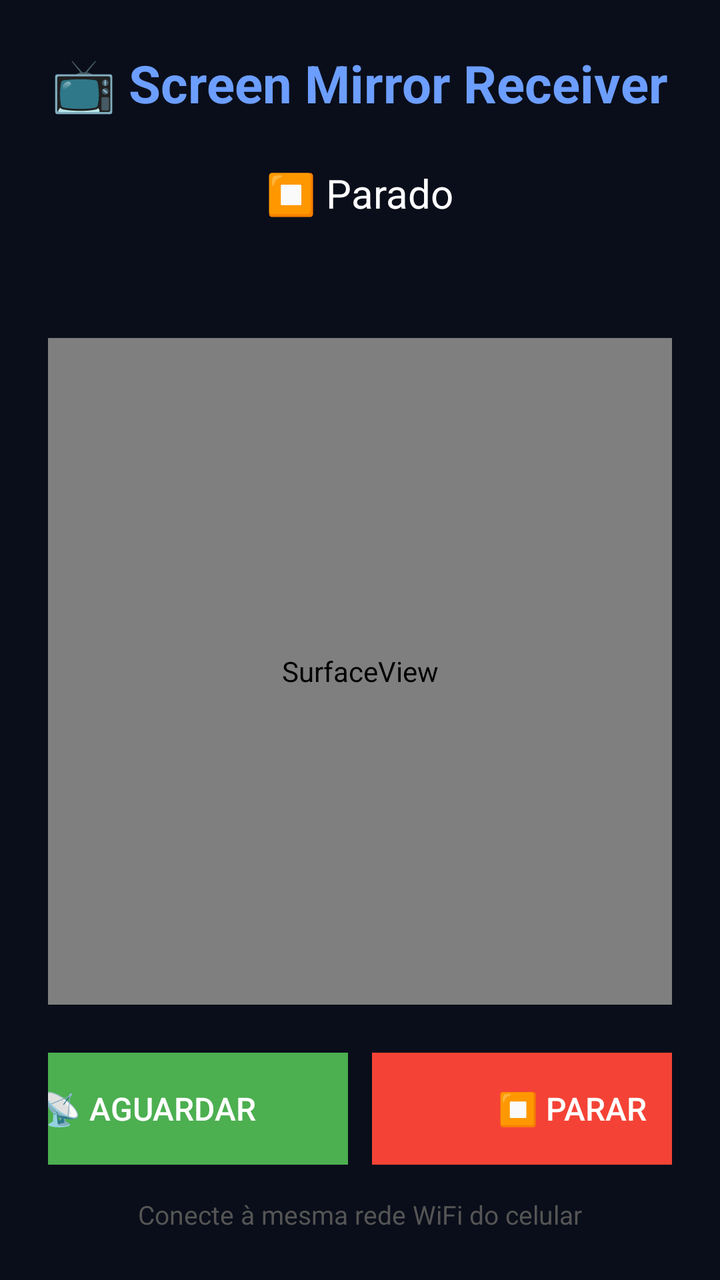
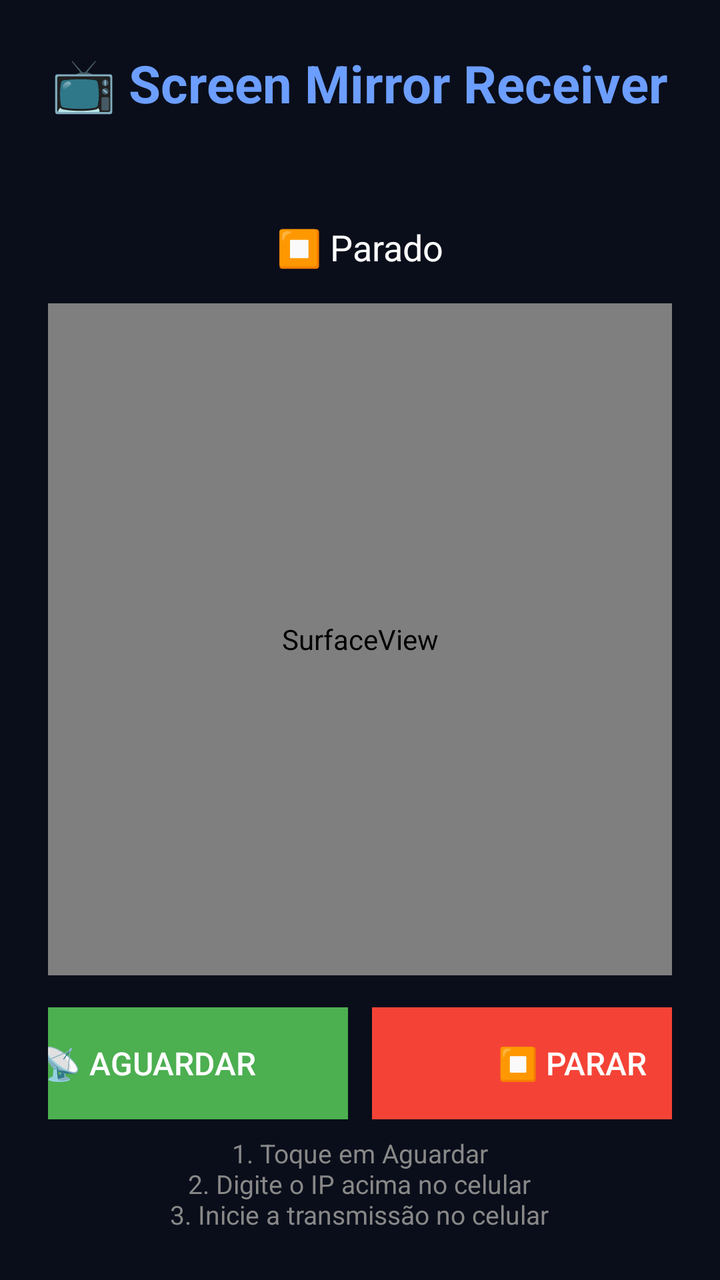

Two renders of the same Android screen: before a commit and after it. Below are the layout's source before the change and the commit's diff.
<!-- AndroidManifest.xml: application theme Theme.AppCompat.NoActionBar -->
<!-- res/layout/activity_main.xml -->
<?xml version="1.0" encoding="utf-8"?>
<LinearLayout xmlns:android="http://schemas.android.com/apk/res/android"
    android:layout_width="match_parent"
    android:layout_height="match_parent"
    android:orientation="vertical"
    android:padding="24dp"
    android:background="#0A0E1A">

    <TextView
        android:layout_width="wrap_content"
        android:layout_height="wrap_content"
        android:text="📺 Screen Mirror Receiver"
        android:textColor="#6C9EFF"
        android:textSize="26sp"
        android:textStyle="bold"
        android:layout_gravity="center"
        android:layout_marginBottom="24dp" />

    <TextView
        android:id="@+id/tvStatus"
        android:layout_width="wrap_content"
        android:layout_height="wrap_content"
        android:text="⏹️ Parado"
        android:textColor="#FFFFFF"
        android:textSize="20sp"
        android:layout_gravity="center"
        android:layout_marginBottom="16dp" />

    <TextView
        android:id="@+id/tvInfo"
        android:layout_width="wrap_content"
        android:layout_height="wrap_content"
        android:text=""
        android:textColor="#888888"
        android:textSize="14sp"
        android:layout_gravity="center"
        android:layout_marginBottom="24dp"
        android:lineSpacingExtra="4dp" />

    <SurfaceView
        android:id="@+id/surfaceView"
        android:layout_width="match_parent"
        android:layout_height="0dp"
        android:layout_weight="1"
        android:layout_marginBottom="24dp" />

    <LinearLayout
        android:layout_width="match_parent"
        android:layout_height="wrap_content"
        android:orientation="horizontal"
        android:gravity="center"
        android:layout_marginBottom="16dp">

        <Button
            android:id="@+id/btnStart"
            android:layout_width="200dp"
            android:layout_height="56dp"
            android:text="📡 Aguardar"
            android:textSize="16sp"
            android:background="#4CAF50"
            android:textColor="#FFFFFF"
            android:layout_marginEnd="12dp" />

        <Button
            android:id="@+id/btnStop"
            android:layout_width="200dp"
            android:layout_height="56dp"
            android:text="⏹️ Parar"
            android:textSize="16sp"
            android:background="#F44336"
            android:textColor="#FFFFFF" />

    </LinearLayout>

    <TextView
        android:layout_width="wrap_content"
        android:layout_height="wrap_content"
        android:text="Conecte à mesma rede WiFi do celular"
        android:textColor="#555555"
        android:textSize="13sp"
        android:layout_gravity="center" />

</LinearLayout>
<!-- resources referenced by this layout -->
<resources>

</resources>

<!-- the commit's change to res/layout/activity_main.xml (unified diff, before → after) -->
@@ -14,7 +14,19 @@
         android:textSize="26sp"
         android:textStyle="bold"
         android:layout_gravity="center"
-        android:layout_marginBottom="24dp" />
+        android:layout_marginBottom="16dp" />
+
+    <TextView
+        android:id="@+id/tvInfo"
+        android:layout_width="wrap_content"
+        android:layout_height="wrap_content"
+        android:text=""
+        android:textColor="#6C9EFF"
+        android:textSize="18sp"
+        android:layout_gravity="center"
+        android:layout_marginBottom="12dp"
+        android:lineSpacingExtra="4dp"
+        android:textStyle="bold" />
 
     <TextView
         android:id="@+id/tvStatus"
@@ -22,34 +34,23 @@
         android:layout_height="wrap_content"
         android:text="⏹️ Parado"
         android:textColor="#FFFFFF"
-        android:textSize="20sp"
+        android:textSize="18sp"
         android:layout_gravity="center"
         android:layout_marginBottom="16dp" />
-
-    <TextView
-        android:id="@+id/tvInfo"
-        android:layout_width="wrap_content"
-        android:layout_height="wrap_content"
-        android:text=""
-        android:textColor="#888888"
-        android:textSize="14sp"
-        android:layout_gravity="center"
-        android:layout_marginBottom="24dp"
-        android:lineSpacingExtra="4dp" />
 
     <SurfaceView
         android:id="@+id/surfaceView"
         android:layout_width="match_parent"
         android:layout_height="0dp"
         android:layout_weight="1"
-        android:layout_marginBottom="24dp" />
+        android:layout_marginBottom="16dp" />
 
     <LinearLayout
         android:layout_width="match_parent"
         android:layout_height="wrap_content"
         android:orientation="horizontal"
         android:gravity="center"
-        android:layout_marginBottom="16dp">
+        android:layout_marginBottom="8dp">
 
         <Button
             android:id="@+id/btnStart"
@@ -75,9 +76,10 @@
     <TextView
         android:layout_width="wrap_content"
         android:layout_height="wrap_content"
-        android:text="Conecte à mesma rede WiFi do celular"
-        android:textColor="#555555"
+        android:text="1. Toque em Aguardar\n2. Digite o IP acima no celular\n3. Inicie a transmissão no celular"
+        android:textColor="#888888"
         android:textSize="13sp"
-        android:layout_gravity="center" />
+        android:layout_gravity="center"
+        android:gravity="center" />
 
 </LinearLayout>
